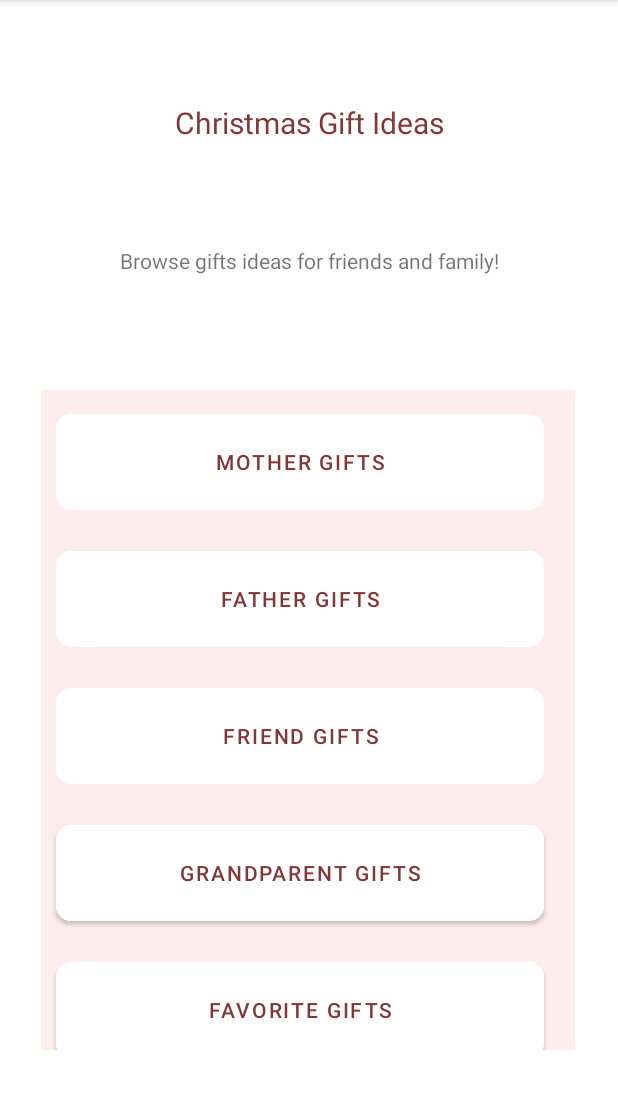
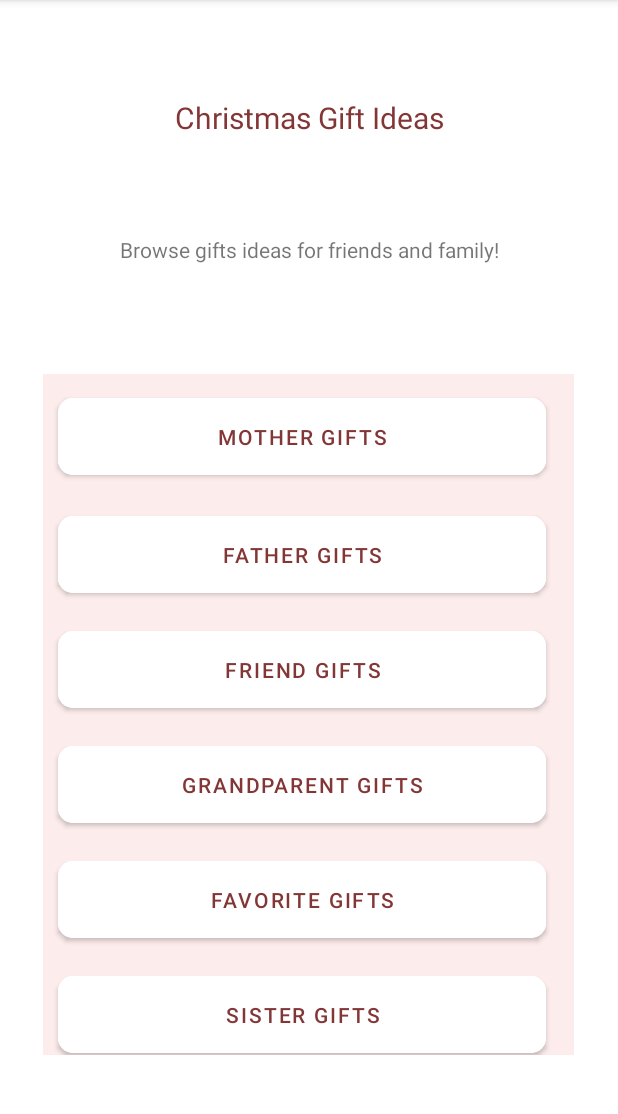
Before and after one commit to shae-kelly/Project3, an Android app: the GiftActivity screen opened directly, with no data from a screen before it, on a phone screen of 412 x 824 dp, the part 84-1198 px from its top. Run offline under Robolectric (Android 15) with nearby library versions, the phone set to English and light mode, and no system bars; network calls fail; Roboto replaces fonts that are not available here.

Commit message:
new sister activity recycler view

```diff
--- a/Project3/app/src/main/java/com/example/project3/FriendsGift.java
+++ b/Project3/app/src/main/java/com/example/project3/FriendsGift.java
@@ -18,7 +18,7 @@ public class FriendsGift extends AppCompatActivity {
     @Override
     protected void onCreate(Bundle savedInstanceState) {
         super.onCreate(savedInstanceState);
-        setContentView(R.layout.activity_friends_gift);
+        setContentView(R.layout.activity_friends_gift2);
 
         mFriendGiftList.add("Stargazer Knit Throw Blanket");
         mFriendGiftDesc.add("Matching Plaid Flannel Pajama Pants");
--- a/Project3/app/src/main/res/layout/activity_gift.xml
+++ b/Project3/app/src/main/res/layout/activity_gift.xml
@@ -10,8 +10,8 @@
 
     <LinearLayout
         android:id="@+id/linearLayout"
-        android:layout_width="356dp"
-        android:layout_height="440dp"
+        android:layout_width="354dp"
+        android:layout_height="454dp"
         android:background="#EAD7D7"
         android:backgroundTint="#FDECEC"
         android:orientation="vertical"
@@ -24,64 +24,76 @@
         <Button
             android:id="@+id/mother"
             android:layout_width="325dp"
-            android:layout_height="76dp"
+            android:layout_height="63dp"
             android:layout_marginLeft="10dp"
             android:layout_marginTop="10dp"
             android:layout_marginBottom="15dp"
             android:backgroundTint="#FFFFFF"
+            android:onClick="momgift"
             android:text="Mother Gifts"
             android:textAlignment="center"
             android:textColor="#833636"
-            app:cornerRadius="10sp"
-            android:onClick="momgift"
-            />
+            app:cornerRadius="10sp" ></Button>
 
         <Button
             android:id="@+id/father"
             android:layout_width="325dp"
-            android:layout_height="76dp"
+            android:layout_height="63dp"
             android:layout_marginLeft="10dp"
-            android:layout_marginBottom="15dp"
+            android:layout_marginBottom="13dp"
             android:backgroundTint="#FFFFFF"
+            android:onClick="dadgift"
             android:text="Father Gifts"
             android:textColor="#833636"
-            app:cornerRadius="10sp"
-            android:onClick="dadgift"/>
+            app:cornerRadius="10sp" ></Button>
 
         <Button
             android:id="@+id/friends"
             android:layout_width="325dp"
-            android:layout_height="76dp"
+            android:layout_height="63dp"
             android:layout_marginLeft="10dp"
-            android:layout_marginBottom="15dp"
+            android:layout_marginBottom="13dp"
             android:backgroundTint="#FFFFFF"
+            android:onClick="friendsgift"
             android:text="Friend Gifts"
             android:textColor="#833636"
-            app:cornerRadius="10sp"
-            android:onClick="friendsgift"/>
+            app:cornerRadius="10sp"></Button>
 
         <Button
             android:id="@+id/grandparents"
             android:layout_width="325dp"
-            android:layout_height="76dp"
+            android:layout_height="63dp"
             android:layout_marginLeft="10dp"
-            android:layout_marginBottom="15dp"
+            android:layout_marginBottom="13dp"
             android:backgroundTint="#FFFFFF"
+            android:onClick="grandparentsgift"
             android:text="Grandparent Gifts"
             android:textColor="#833636"
-            app:cornerRadius="10sp"
-            android:onClick="grandparentsgift"> </Button>
+            app:cornerRadius="10sp"></Button>
+
         <Button
             android:id="@+id/favorites"
             android:layout_width="325dp"
-            android:layout_height="76dp"
+            android:layout_height="63dp"
             android:layout_marginLeft="10dp"
-            android:layout_marginBottom="15dp"
+            android:layout_marginBottom="13dp"
             android:backgroundTint="#FFFFFF"
+            android:onClick="FavoriteGifts"
             android:text="Favorite Gifts"
             android:textColor="#833636"
-            app:cornerRadius="10sp"
-            android:onClick="FavoriteGifts"> </Button>
+            app:cornerRadius="10sp"></Button>
+
+        <Button
+            android:id="@+id/sisters"
+            android:layout_width="325dp"
+            android:layout_height="63dp"
+            android:layout_marginLeft="10dp"
+            android:layout_marginBottom="13dp"
+            android:backgroundTint="#FFFFFF"
+            android:onClick="sistergifts"
+            android:text="Sister Gifts"
+            android:textColor="#833636"
+            app:cornerRadius="10sp"></Button>
 
 
     </LinearLayout>
```
Also changed, not shown: Project3/app/src/main/AndroidManifest.xml (+18 -10 lines), Project3/app/src/main/java/com/example/project3/GiftActivity.java (+10 -5 lines), Project3/app/src/main/java/com/example/project3/SisterGift.java (added, +38 -0 lines), Project3/app/src/main/res/layout/activity_sister_gift.xml (added, +21 -0 lines), Project3/app/src/main/res/drawable/eyemask.jpg (added), Project3/app/src/main/res/drawable/plushie.jpg (added), Project3/app/src/main/res/layout/activity_friends_gift2.xml (renamed from Project3/app/src/main/res/layout/activity_friends_gift.xml).
